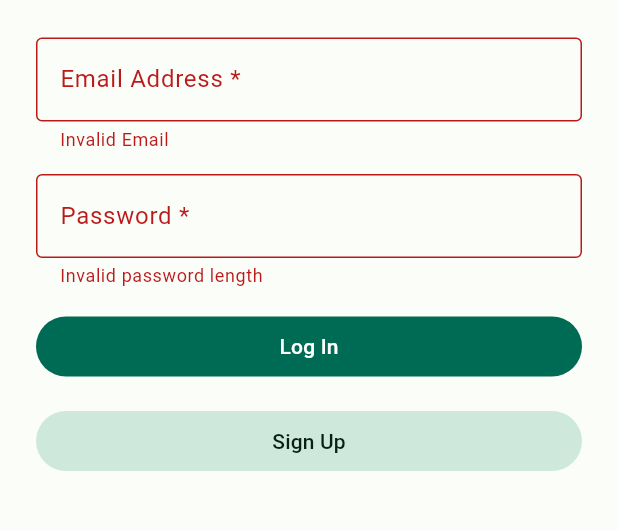
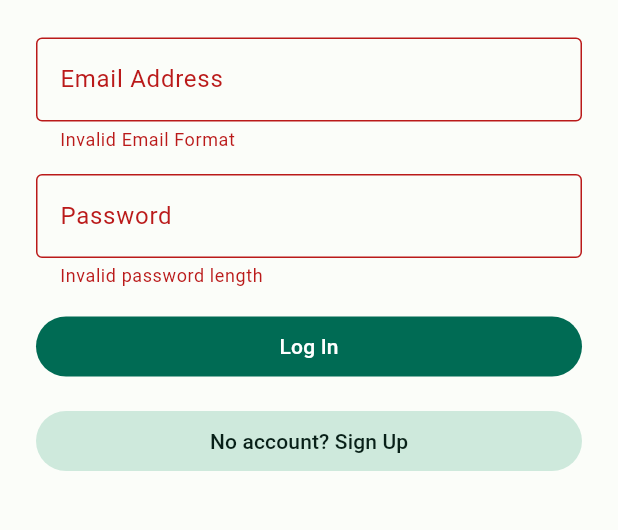
Before and after one commit to conrad-mo/viridian, a Flutter app: the screen it shows after launch, after a tap on "Log In", on a phone screen of 412 x 824 dp, the part 417-947 px from its top. Run offline on Flutter 3.47's test engine with Material 2 defaults, Android fonts, the phone set to English and light mode, and no system bars; our stand-ins replace firebase_core, shared_preferences; accounts and stored records are empty.

Commit message:
Minor changes before short break

```diff
--- a/lib/states/loginscreen.dart
+++ b/lib/states/loginscreen.dart
@@ -35,7 +35,7 @@ class _LoginScreenState extends State<LoginScreen> {
                 TextFormField(
                     decoration: const InputDecoration(
                         border: OutlineInputBorder(),
-                        labelText: 'Email Address *'),
+                        labelText: 'Email Address'),
                     onChanged: (val) {
                       setState(() {
                         email = val;
@@ -45,7 +45,7 @@ class _LoginScreenState extends State<LoginScreen> {
                       return RegExp(r'^[^@\s]+@[^@\s]+\.[^@\s]+$')
                               .hasMatch(val!)
                           ? null
-                          : 'Invalid Email';
+                          : 'Invalid Email Format';
                     }),
                 const SizedBox(
                   height: 15,
@@ -53,7 +53,7 @@ class _LoginScreenState extends State<LoginScreen> {
                 TextFormField(
                   obscureText: true,
                   decoration: const InputDecoration(
-                      border: OutlineInputBorder(), labelText: 'Password *'),
+                      border: OutlineInputBorder(), labelText: 'Password'),
                   onChanged: (val) {
                     setState(() {
                       password = val;
@@ -72,7 +72,8 @@ class _LoginScreenState extends State<LoginScreen> {
                 ),
                 SizedBox(
                   width: double.infinity,
-                  child: FilledButton(onPressed: login, child: Text('Log In')),
+                  child: FilledButton(
+                      onPressed: login, child: const Text('Log In')),
                 ),
                 const SizedBox(
                   height: 15,
@@ -81,7 +82,7 @@ class _LoginScreenState extends State<LoginScreen> {
                   width: double.infinity,
                   child: FilledButton.tonal(
                     onPressed: login,
-                    child: Text('Sign Up'),
+                    child: const Text('No account? Sign Up'),
                   ),
                 ),
               ],
```
